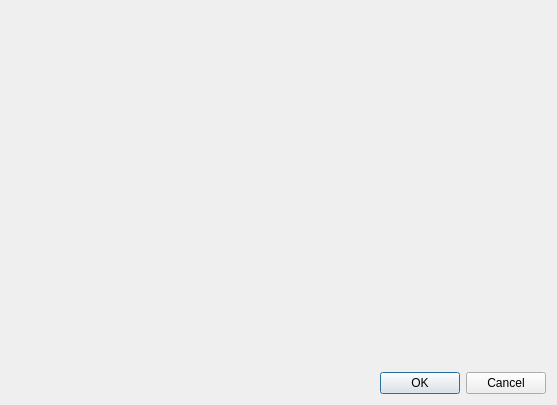
This is Widgets/settingsdialog.ui in Mattia-Sacchi/A3D as Qt 5 draws it before an edit. The edited form follows.
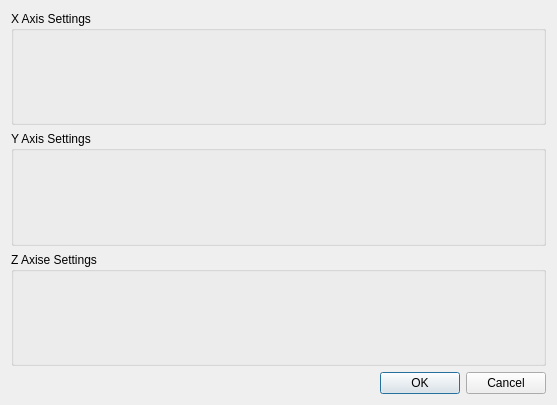
This is the edited form. Custom widgets are drawn as their Qt base class.

Commit message: UI files in Qt, Slider

```diff
--- a/Widgets/settingsdialog.ui
+++ b/Widgets/settingsdialog.ui
@@ -15,20 +15,40 @@
   </property>
   <layout class="QVBoxLayout" name="verticalLayout">
    <item>
-    <widget class="ChartAxisSettings" name="widget" native="true"/>
+    <widget class="QGroupBox" name="xAxisGroupBox">
+     <property name="title">
+      <string>X Axis Settings</string>
+     </property>
+     <layout class="QVBoxLayout" name="verticalLayout_3">
+      <item>
+       <widget class="ChartAxisSettings" name="xAxisSettings" native="true"/>
+      </item>
+     </layout>
+    </widget>
    </item>
    <item>
-    <spacer name="verticalSpacer">
-     <property name="orientation">
-      <enum>Qt::Orientation::Vertical</enum>
+    <widget class="QGroupBox" name="yAxisGroupBox">
+     <property name="title">
+      <string>Y Axis Settings</string>
      </property>
-     <property name="sizeHint" stdset="0">
-      <size>
-       <width>20</width>
-       <height>40</height>
-      </size>
+     <layout class="QVBoxLayout" name="verticalLayout_2">
+      <item>
+       <widget class="ChartAxisSettings" name="yAxisSettings" native="true"/>
+      </item>
+     </layout>
+    </widget>
+   </item>
+   <item>
+    <widget class="QGroupBox" name="zAxisGroupBox">
+     <property name="title">
+      <string>Z Axise Settings</string>
      </property>
-    </spacer>
+     <layout class="QVBoxLayout" name="verticalLayout_4">
+      <item>
+       <widget class="ChartAxisSettings" name="zAxisSettings" native="true"/>
+      </item>
+     </layout>
+    </widget>
    </item>
    <item>
     <widget class="QDialogButtonBox" name="buttonBox">
```
The commit also changes 5 other files.
